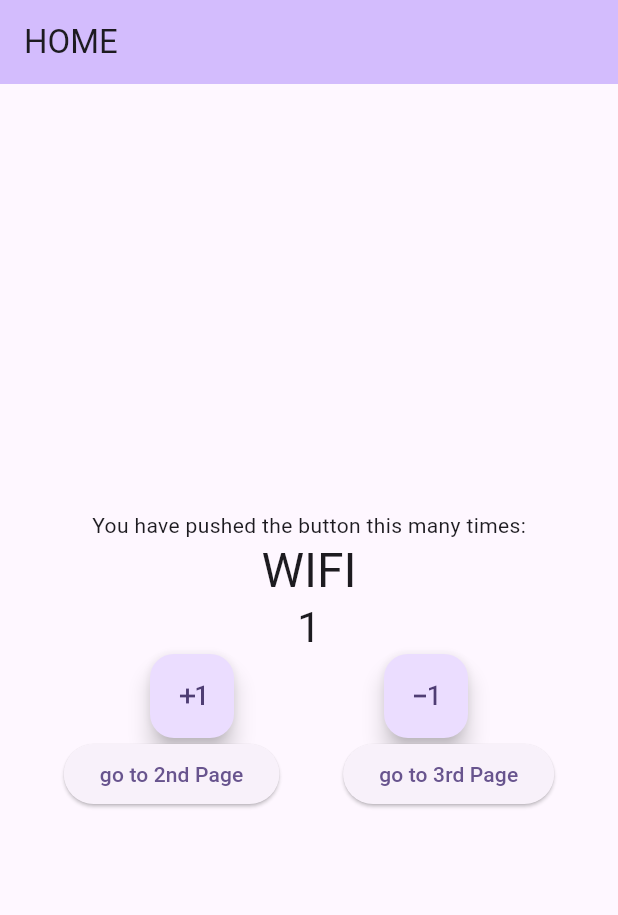
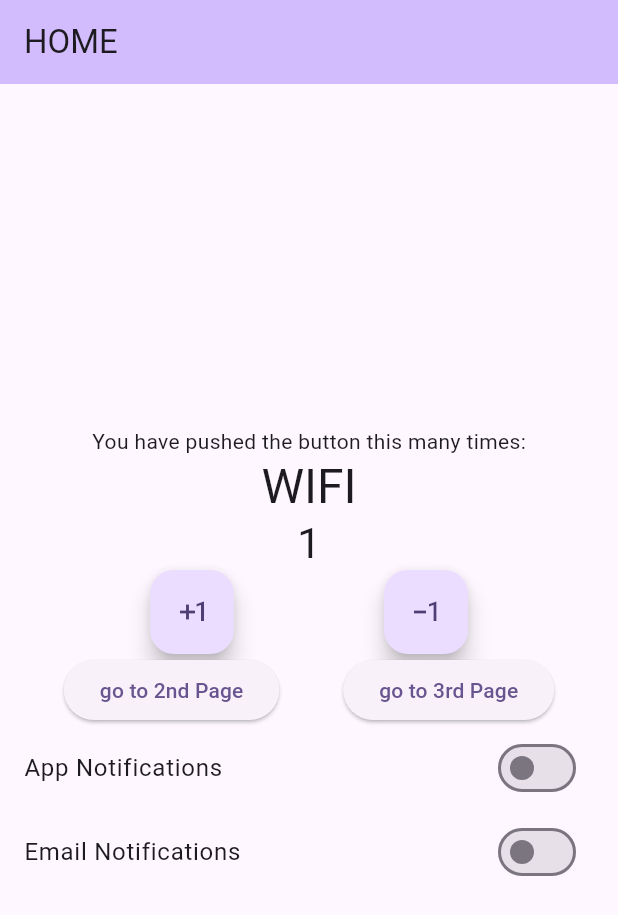
Before and after one commit to ahmedijaz0007/BlocCounterApp, a Flutter app: the screen it shows after launch, on a phone screen of 412 x 824 dp. Shown: the top 915 px of the screen. Run offline on Flutter 3.47's test engine with Material 2 defaults, Android fonts, the phone set to English and light mode, and no system bars; our stand-ins replace bloc, connectivity_plus, flutter_bloc.

```diff
--- /dev/null
+++ b/lib/logic/settingscubit/settingscubit_cubit.dart
@@ -0,0 +1,14 @@
+import 'package:bloc/bloc.dart';
+
+part 'settingscubit_state.dart';
+
+class SettingsCubit extends Cubit<SettingsState> {
+  SettingsCubit() : super(SettingsState(appNotifications: false, emailNotifications: false));
+
+   onToggleAppNotifications(bool newValue) {
+    return  emit (state.copyWith(appNotifications: newValue));
+   }
+  onToggleEmailNotifications(bool newValue) {
+    return  emit (state.copyWith(emailNotifications: newValue));
+  }
+}
--- /dev/null
+++ b/lib/logic/settingscubit/settingscubit_state.dart
@@ -0,0 +1,15 @@
+part of 'settingscubit_cubit.dart';
+
+class SettingsState {
+ final bool appNotifications;
+ final bool emailNotifications;
+  SettingsState({required this.appNotifications, required this.emailNotifications});
+
+  SettingsState copyWith({bool? appNotifications, bool? emailNotifications}){
+    return SettingsState(appNotifications: appNotifications ?? this.appNotifications, emailNotifications: emailNotifications ?? this.emailNotifications);
+  }
+}
+
+class SettingsInitial extends SettingsState {
+  SettingsInitial():super(appNotifications: false,emailNotifications: false);
+}
--- a/lib/presentation/homepage.dart
+++ b/lib/presentation/homepage.dart
@@ -1,4 +1,5 @@
 import 'package:blocpractice/logic/internetcubit/internetcubit_cubit.dart';
+import 'package:blocpractice/logic/settingscubit/settingscubit_cubit.dart';
 import 'package:flutter/material.dart';
 import 'package:flutter_bloc/flutter_bloc.dart';
 
@@ -135,6 +136,32 @@ class _MyHomePageState extends State<MyHomePage> {
                 ],
               ),
 
+              BlocProvider(
+                create: (context)=> SettingsCubit(),
+                child: BlocBuilder<SettingsCubit,SettingsState>(
+                  builder: (context,state) {
+                    return Column(
+                      children: [
+                        SwitchListTile(
+                          title: const Text('App Notifications'),
+                          value: state.appNotifications,
+                          onChanged:(bool? value) {
+                            context.read<SettingsCubit>().onToggleAppNotifications(value ?? false);
+                          },
+                        ),
+                        SwitchListTile(
+                          title: const Text('Email Notifications'),
+                          value: state.emailNotifications,
+                          onChanged:(bool? value) {
+                            context.read<SettingsCubit>().onToggleEmailNotifications(value ?? false);
+                          },
+                        ),
+
+                      ],
+                    );
+                  }
+                ),
+              )
             ],
           ),
         ),
```
